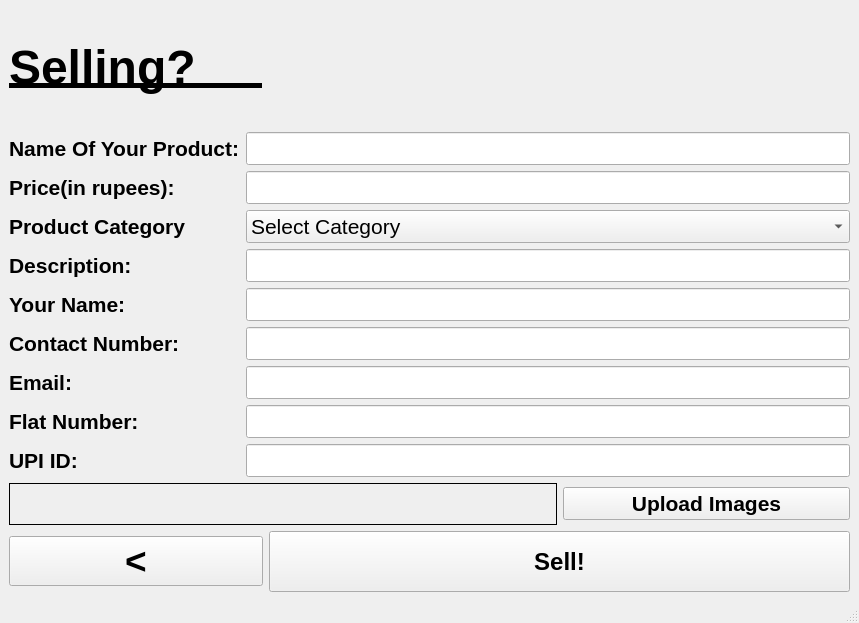
Old version of the form sellPage.ui in the repository acmpesuecc/GrowPal.
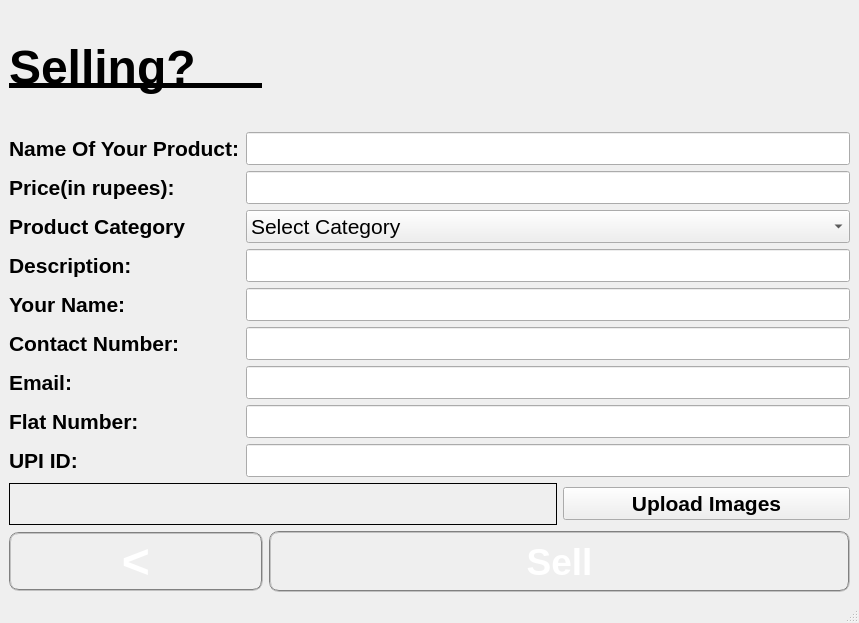
New version of the form.

Diff of the .ui file:
```diff
--- a/sellPage.ui
+++ b/sellPage.ui
@@ -55,11 +55,16 @@
      <widget class="QPushButton" name="pushButton_back">
       <property name="font">
        <font>
-        <pointsize>28</pointsize>
+        <pointsize>36</pointsize>
         <weight>75</weight>
         <bold>true</bold>
        </font>
       </property>
+      <property name="styleSheet">
+       <string notr="true">
+                 color: white; 
+                 border-radius: 10px; border: 2px groove gray;</string>
+      </property>
       <property name="text">
        <string>&lt;</string>
       </property>
@@ -75,13 +80,18 @@
       </property>
       <property name="font">
        <font>
-        <pointsize>18</pointsize>
+        <pointsize>28</pointsize>
         <weight>75</weight>
         <bold>true</bold>
        </font>
       </property>
+      <property name="styleSheet">
+       <string notr="true">
+                 color: white; 
+                 border-radius: 10px; border: 2px groove gray;</string>
+      </property>
       <property name="text">
-       <string>Sell!</string>
+       <string>Sell</string>
       </property>
      </widget>
     </item>
```
